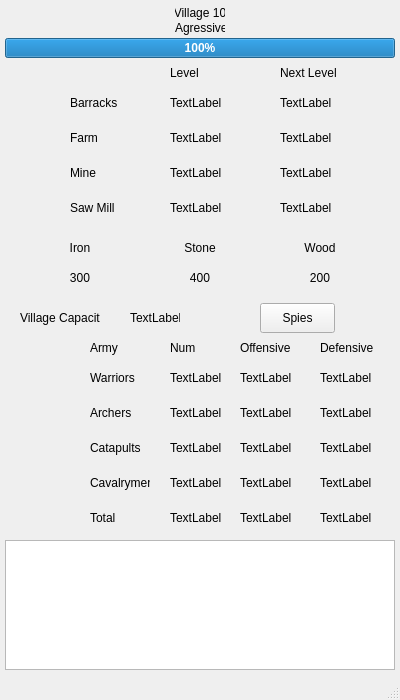
Qt form game_ui.ui (Ravana99/aasma21-Bolster) before a commit.
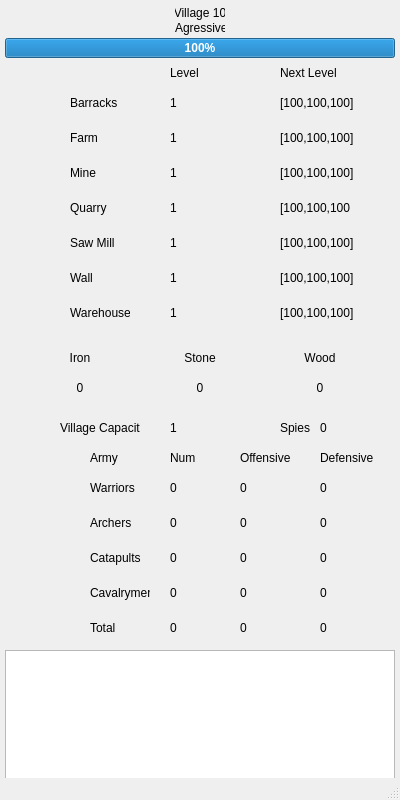
The same form after that commit. Icons and pictures are not drawn.

Diff of the .ui file:
```diff
--- a/game_ui.ui
+++ b/game_ui.ui
@@ -7,7 +7,7 @@
     <x>0</x>
     <y>0</y>
     <width>400</width>
-    <height>700</height>
+    <height>800</height>
    </rect>
   </property>
   <property name="windowTitle">
@@ -145,7 +145,7 @@
      </rect>
     </property>
     <property name="text">
-     <string>TextLabel</string>
+     <string>1</string>
     </property>
    </widget>
    <widget class="QLabel" name="BarracksNextLevel">
@@ -153,12 +153,12 @@
      <rect>
       <x>280</x>
       <y>95</y>
-      <width>60</width>
+      <width>75</width>
       <height>15</height>
      </rect>
     </property>
     <property name="text">
-     <string>TextLabel</string>
+     <string>[100,100,100]</string>
     </property>
    </widget>
    <widget class="QLabel" name="FarmIcon">
@@ -203,7 +203,7 @@
      </rect>
     </property>
     <property name="text">
-     <string>TextLabel</string>
+     <string>1</string>
     </property>
    </widget>
    <widget class="QLabel" name="FarmNextLevel">
@@ -211,12 +211,12 @@
      <rect>
       <x>280</x>
       <y>130</y>
-      <width>60</width>
+      <width>75</width>
       <height>15</height>
      </rect>
     </property>
     <property name="text">
-     <string>TextLabel</string>
+     <string>[100,100,100]</string>
     </property>
    </widget>
    <widget class="QLabel" name="MineIcon">
@@ -261,7 +261,7 @@
      </rect>
     </property>
     <property name="text">
-     <string>TextLabel</string>
+     <string>1</string>
     </property>
    </widget>
    <widget class="QLabel" name="MineNextLevel">
@@ -269,19 +269,19 @@
      <rect>
       <x>280</x>
       <y>165</y>
-      <width>60</width>
+      <width>75</width>
       <height>15</height>
      </rect>
     </property>
     <property name="text">
-     <string>TextLabel</string>
+     <string>[100,100,100]</string>
     </property>
    </widget>
    <widget class="QLabel" name="Iron">
     <property name="geometry">
      <rect>
       <x>50</x>
-      <y>240</y>
+      <y>350</y>
       <width>60</width>
       <height>15</height>
      </rect>
@@ -297,13 +297,13 @@
     <property name="geometry">
      <rect>
       <x>50</x>
-      <y>270</y>
+      <y>380</y>
       <width>60</width>
       <height>15</height>
      </rect>
     </property>
     <property name="text">
-     <string>300</string>
+     <string>0</string>
     </property>
     <property name="alignment">
      <set>Qt::AlignCenter</set>
@@ -313,7 +313,7 @@
     <property name="geometry">
      <rect>
       <x>170</x>
-      <y>240</y>
+      <y>350</y>
       <width>60</width>
       <height>15</height>
      </rect>
@@ -329,13 +329,13 @@
     <property name="geometry">
      <rect>
       <x>170</x>
-      <y>270</y>
+      <y>380</y>
       <width>60</width>
       <height>15</height>
      </rect>
     </property>
     <property name="text">
-     <string>400</string>
+     <string>0</string>
     </property>
     <property name="alignment">
      <set>Qt::AlignCenter</set>
@@ -345,7 +345,7 @@
     <property name="geometry">
      <rect>
       <x>290</x>
-      <y>240</y>
+      <y>350</y>
       <width>60</width>
       <height>15</height>
      </rect>
@@ -361,13 +361,13 @@
     <property name="geometry">
      <rect>
       <x>290</x>
-      <y>270</y>
+      <y>380</y>
       <width>60</width>
       <height>15</height>
      </rect>
     </property>
     <property name="text">
-     <string>200</string>
+     <string>0</string>
     </property>
     <property name="alignment">
      <set>Qt::AlignCenter</set>
@@ -377,7 +377,7 @@
     <property name="geometry">
      <rect>
       <x>90</x>
-      <y>340</y>
+      <y>450</y>
       <width>60</width>
       <height>15</height>
      </rect>
@@ -393,7 +393,7 @@
     <property name="geometry">
      <rect>
       <x>90</x>
-      <y>370</y>
+      <y>480</y>
       <width>60</width>
       <height>15</height>
      </rect>
@@ -406,7 +406,7 @@
     <property name="geometry">
      <rect>
       <x>90</x>
-      <y>405</y>
+      <y>515</y>
       <width>60</width>
       <height>15</height>
      </rect>
@@ -419,7 +419,7 @@
     <property name="geometry">
      <rect>
       <x>90</x>
-      <y>440</y>
+      <y>550</y>
       <width>60</width>
       <height>15</height>
      </rect>
@@ -432,7 +432,7 @@
     <property name="geometry">
      <rect>
       <x>90</x>
-      <y>475</y>
+      <y>585</y>
       <width>60</width>
       <height>15</height>
      </rect>
@@ -445,7 +445,7 @@
     <property name="geometry">
      <rect>
       <x>90</x>
-      <y>510</y>
+      <y>620</y>
       <width>60</width>
       <height>15</height>
      </rect>
@@ -458,7 +458,7 @@
     <property name="geometry">
      <rect>
       <x>170</x>
-      <y>340</y>
+      <y>450</y>
       <width>60</width>
       <height>15</height>
      </rect>
@@ -471,7 +471,7 @@
     <property name="geometry">
      <rect>
       <x>240</x>
-      <y>340</y>
+      <y>450</y>
       <width>60</width>
       <height>15</height>
      </rect>
@@ -484,7 +484,7 @@
     <property name="geometry">
      <rect>
       <x>320</x>
-      <y>340</y>
+      <y>450</y>
       <width>60</width>
       <height>15</height>
      </rect>
@@ -497,7 +497,7 @@
     <property name="geometry">
      <rect>
       <x>5</x>
-      <y>540</y>
+      <y>650</y>
       <width>390</width>
       <height>130</height>
      </rect>
@@ -507,202 +507,202 @@
     <property name="geometry">
      <rect>
       <x>170</x>
-      <y>370</y>
+      <y>480</y>
       <width>60</width>
       <height>15</height>
      </rect>
     </property>
     <property name="text">
-     <string>TextLabel</string>
+     <string>0</string>
     </property>
    </widget>
    <widget class="QLabel" name="ArchersNum">
     <property name="geometry">
      <rect>
       <x>170</x>
-      <y>405</y>
+      <y>515</y>
       <width>60</width>
       <height>15</height>
      </rect>
     </property>
     <property name="text">
-     <string>TextLabel</string>
+     <string>0</string>
     </property>
    </widget>
    <widget class="QLabel" name="CatapultsNum">
     <property name="geometry">
      <rect>
       <x>170</x>
-      <y>440</y>
+      <y>550</y>
       <width>60</width>
       <height>15</height>
      </rect>
     </property>
     <property name="text">
-     <string>TextLabel</string>
+     <string>0</string>
     </property>
    </widget>
    <widget class="QLabel" name="CavalrymenNum">
     <property name="geometry">
      <rect>
       <x>170</x>
-      <y>475</y>
+      <y>585</y>
       <width>60</width>
       <height>15</height>
      </rect>
     </property>
     <property name="text">
-     <string>TextLabel</string>
+     <string>0</string>
     </property>
    </widget>
    <widget class="QLabel" name="TotalNum">
     <property name="geometry">
      <rect>
       <x>170</x>
-      <y>510</y>
+      <y>620</y>
       <width>60</width>
       <height>15</height>
      </rect>
     </property>
     <property name="text">
-     <string>TextLabel</string>
+     <string>0</string>
     </property>
    </widget>
    <widget class="QLabel" name="WarriorsOffensive">
     <property name="geometry">
      <rect>
       <x>240</x>
-      <y>370</y>
+      <y>480</y>
       <width>60</width>
       <height>15</height>
      </rect>
     </property>
     <property name="text">
-     <string>TextLabel</string>
+     <string>0</string>
     </property>
    </widget>
    <widget class="QLabel" name="ArchersOffensive">
     <property name="geometry">
      <rect>
       <x>240</x>
-      <y>405</y>
+      <y>515</y>
       <width>60</width>
       <height>15</height>
      </rect>
     </property>
     <property name="text">
-     <string>TextLabel</string>
+     <string>0</string>
     </property>
    </widget>
    <widget class="QLabel" name="CatapultsOffensive">
     <property name="geometry">
      <rect>
       <x>240</x>
-      <y>440</y>
+      <y>550</y>
       <width>60</width>
       <height>15</height>
      </rect>
     </property>
     <property name="text">
-     <string>TextLabel</string>
+     <string>0</string>
     </property>
    </widget>
    <widget class="QLabel" name="CavalrymenOffensive">
     <property name="geometry">
      <rect>
       <x>240</x>
-      <y>475</y>
+      <y>585</y>
       <width>60</width>
       <height>15</height>
      </rect>
     </property>
     <property name="text">
-     <string>TextLabel</string>
+     <string>0</string>
     </property>
    </widget>
    <widget class="QLabel" name="TotalOffensive">
     <property name="geometry">
      <rect>
       <x>240</x>
-      <y>510</y>
+      <y>620</y>
       <width>60</width>
       <height>15</height>
      </rect>
     </property>
     <property name="text">
-     <string>TextLabel</string>
+     <string>0</string>
     </property>
    </widget>
    <widget class="QLabel" name="WarriorsDefensive">
     <property name="geometry">
      <rect>
       <x>320</x>
-      <y>370</y>
+      <y>480</y>
       <width>60</width>
       <height>15</height>
      </rect>
     </property>
     <property name="text">
-     <string>TextLabel</string>
+     <string>0</string>
     </property>
    </widget>
    <widget class="QLabel" name="ArchersDefensive">
     <property name="geometry">
      <rect>
       <x>320</x>
-      <y>405</y>
+      <y>515</y>
       <width>60</width>
       <height>15</height>
      </rect>
     </property>
     <property name="text">
-     <string>TextLabel</string>
+     <string>0</string>
     </property>
    </widget>
    <widget class="QLabel" name="CatapultsDefensive">
     <property name="geometry">
      <rect>
       <x>320</x>
-      <y>440</y>
+      <y>550</y>
       <width>60</width>
       <height>15</height>
      </rect>
     </property>
     <property name="text">
-     <string>TextLabel</string>
+     <string>0</string>
     </property>
    </widget>
    <widget class="QLabel" name="CavalrymenDefensive">
     <property name="geometry">
      <rect>
       <x>320</x>
-      <y>475</y>
+      <y>585</y>
       <width>60</width>
       <height>15</height>
      </rect>
     </property>
     <property name="text">
-     <string>TextLabel</string>
+     <string>0</string>
     </property>
    </widget>
    <widget class="QLabel" name="TotalDefensive">
     <property name="geometry">
      <rect>
       <x>320</x>
-      <y>510</y>
+      <y>620</y>
       <width>60</width>
       <height>15</height>
      </rect>
     </property>
     <property name="text">
-     <string>TextLabel</string>
+     <string>0</string>
     </property>
    </widget>
    <widget class="QLabel" name="CavalrymenIcon">
     <property name="geometry">
      <rect>
       <x>20</x>
-      <y>465</y>
+      <y>575</y>
       <width>35</width>
       <height>35</height>
      </rect>
@@ -721,7 +721,7 @@
     <property name="geometry">
      <rect>
       <x>20</x>
-      <y>430</y>
+      <y>540</y>
       <width>35</width>
       <height>35</height>
      </rect>
@@ -740,7 +740,7 @@
     <property name="geometry">
      <rect>
       <x>20</x>
-      <y>395</y>
+      <y>505</y>
       <width>35</width>
       <height>35</height>
      </rect>
@@ -759,7 +759,7 @@
     <property name="geometry">
      <rect>
       <x>20</x>
-      <y>360</y>
+      <y>470</y>
       <width>35</width>
       <height>35</height>
      </rect>
@@ -778,7 +778,7 @@
     <property name="geometry">
      <rect>
       <x>10</x>
-      <y>190</y>
+      <y>225</y>
       <width>35</width>
       <height>35</height>
      </rect>
@@ -797,7 +797,7 @@
     <property name="geometry">
      <rect>
       <x>70</x>
-      <y>200</y>
+      <y>235</y>
       <width>60</width>
       <height>15</height>
      </rect>
@@ -810,46 +810,33 @@
     <property name="geometry">
      <rect>
       <x>170</x>
-      <y>200</y>
+      <y>235</y>
       <width>60</width>
       <height>15</height>
      </rect>
     </property>
     <property name="text">
-     <string>TextLabel</string>
+     <string>1</string>
     </property>
    </widget>
    <widget class="QLabel" name="SawmillNextLevel">
     <property name="geometry">
      <rect>
       <x>280</x>
-      <y>200</y>
-      <width>60</width>
-      <height>15</height>
-     </rect>
-    </property>
-    <property name="text">
-     <string>TextLabel</string>
-    </property>
-   </widget>
-   <widget class="QPushButton" name="SpyButton">
-    <property name="geometry">
-     <rect>
-      <x>260</x>
-      <y>303</y>
+      <y>235</y>
       <width>75</width>
-      <height>30</height>
+      <height>15</height>
      </rect>
     </property>
     <property name="text">
-     <string>Spies</string>
+     <string>[100,100,100]</string>
     </property>
    </widget>
    <widget class="QLabel" name="VillageCapacity">
     <property name="geometry">
      <rect>
-      <x>20</x>
-      <y>310</y>
+      <x>60</x>
+      <y>420</y>
       <width>80</width>
       <height>15</height>
      </rect>
@@ -861,14 +848,233 @@
    <widget class="QLabel" name="VillageCapacityValue">
     <property name="geometry">
      <rect>
-      <x>130</x>
-      <y>310</y>
+      <x>170</x>
+      <y>420</y>
       <width>50</width>
       <height>15</height>
      </rect>
     </property>
     <property name="text">
-     <string>TextLabel</string>
+     <string>1</string>
+    </property>
+   </widget>
+   <widget class="QLabel" name="SpiesValue">
+    <property name="geometry">
+     <rect>
+      <x>320</x>
+      <y>420</y>
+      <width>50</width>
+      <height>15</height>
+     </rect>
+    </property>
+    <property name="text">
+     <string>0</string>
+    </property>
+   </widget>
+   <widget class="QLabel" name="Spies">
+    <property name="geometry">
+     <rect>
+      <x>280</x>
+      <y>420</y>
+      <width>80</width>
+      <height>15</height>
+     </rect>
+    </property>
+    <property name="text">
+     <string>Spies</string>
+    </property>
+   </widget>
+   <widget class="QLabel" name="SpiesIcon">
+    <property name="geometry">
+     <rect>
+      <x>240</x>
+      <y>410</y>
+      <width>35</width>
+      <height>35</height>
+     </rect>
+    </property>
+    <property name="text">
+     <string/>
+    </property>
+    <property name="pixmap">
+     <pixmap>ui_icons/Spy_icon_%28Civ6%29.png</pixmap>
+    </property>
+    <property name="scaledContents">
+     <bool>true</bool>
+    </property>
+   </widget>
+   <widget class="QLabel" name="QuarryIcon">
+    <property name="geometry">
+     <rect>
+      <x>10</x>
+      <y>190</y>
+      <width>35</width>
+      <height>35</height>
+     </rect>
+    </property>
+    <property name="text">
+     <string/>
+    </property>
+    <property name="pixmap">
+     <pixmap>ui_icons/Quarry_%28Civ6%29.png</pixmap>
+    </property>
+    <property name="scaledContents">
+     <bool>true</bool>
+    </property>
+   </widget>
+   <widget class="QLabel" name="Quarry">
+    <property name="geometry">
+     <rect>
+      <x>70</x>
+      <y>200</y>
+      <width>60</width>
+      <height>15</height>
+     </rect>
+    </property>
+    <property name="text">
+     <string>Quarry</string>
+    </property>
+   </widget>
+   <widget class="QLabel" name="QuarryLevel">
+    <property name="geometry">
+     <rect>
+      <x>170</x>
+      <y>200</y>
+      <width>60</width>
+      <height>15</height>
+     </rect>
+    </property>
+    <property name="text">
+     <string>1</string>
+    </property>
+   </widget>
+   <widget class="QLabel" name="QuarryNextLevel">
+    <property name="geometry">
+     <rect>
+      <x>280</x>
+      <y>200</y>
+      <width>75</width>
+      <height>15</height>
+     </rect>
+    </property>
+    <property name="text">
+     <string>[100,100,100</string>
+    </property>
+   </widget>
+   <widget class="QLabel" name="WallIcon">
+    <property name="geometry">
+     <rect>
+      <x>10</x>
+      <y>260</y>
+      <width>35</width>
+      <height>35</height>
+     </rect>
+    </property>
+    <property name="text">
+     <string/>
+    </property>
+    <property name="pixmap">
+     <pixmap>ui_icons/Great_Wall_%28Civ6%29.png</pixmap>
+    </property>
+    <property name="scaledContents">
+     <bool>true</bool>
+    </property>
+   </widget>
+   <widget class="QLabel" name="WarehouseIcon">
+    <property name="geometry">
+     <rect>
+      <x>10</x>
+      <y>295</y>
+      <width>35</width>
+      <height>35</height>
+     </rect>
+    </property>
+    <property name="text">
+     <string/>
+    </property>
+    <property name="pixmap">
+     <pixmap>ui_icons/Feitoria_%28Civ6%29.png</pixmap>
+    </property>
+    <property name="scaledContents">
+     <bool>true</bool>
+    </property>
+   </widget>
+   <widget class="QLabel" name="Wall">
+    <property name="geometry">
+     <rect>
+      <x>70</x>
+      <y>270</y>
+      <width>60</width>
+      <height>15</height>
+     </rect>
+    </property>
+    <property name="text">
+     <string>Wall</string>
+    </property>
+   </widget>
+   <widget class="QLabel" name="Warehouse">
+    <property name="geometry">
+     <rect>
+      <x>70</x>
+      <y>305</y>
+      <width>60</width>
+      <height>15</height>
+     </rect>
+    </property>
+    <property name="text">
+     <string>Warehouse</string>
+    </property>
+   </widget>
+   <widget class="QLabel" name="WallLevel">
+    <property name="geometry">
+     <rect>
+      <x>170</x>
+      <y>270</y>
+      <width>60</width>
+      <height>15</height>
+     </rect>
+    </property>
+    <property name="text">
+     <string>1</string>
+    </property>
+   </widget>
+   <widget class="QLabel" name="WarehouseLevel">
+    <property name="geometry">
+     <rect>
+      <x>170</x>
+      <y>305</y>
+      <width>60</width>
+      <height>15</height>
+     </rect>
+    </property>
+    <property name="text">
+     <string>1</string>
+    </property>
+   </widget>
+   <widget class="QLabel" name="WallNextLevel">
+    <property name="geometry">
+     <rect>
+      <x>280</x>
+      <y>270</y>
+      <width>75</width>
+      <height>15</height>
+     </rect>
+    </property>
+    <property name="text">
+     <string>[100,100,100]</string>
+    </property>
+   </widget>
+   <widget class="QLabel" name="WarehouseNextLevel">
+    <property name="geometry">
+     <rect>
+      <x>280</x>
+      <y>305</y>
+      <width>75</width>
+      <height>15</height>
+     </rect>
+    </property>
+    <property name="text">
+     <string>[100,100,100]</string>
     </property>
    </widget>
   </widget>
```
Left out of the diff: 3 changed lines with no effect on the pictures.
